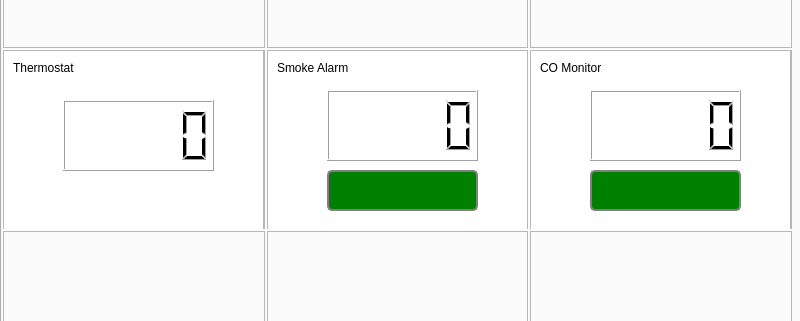
Before: the Qt Designer form HomeMonitoringSystem/mainwindow.ui in CampbellWest/Project3Group5, drawn with Qt 5; both pictures show x 0 to 800 and y 133 to 454 of the 800 by 600 pixel window.
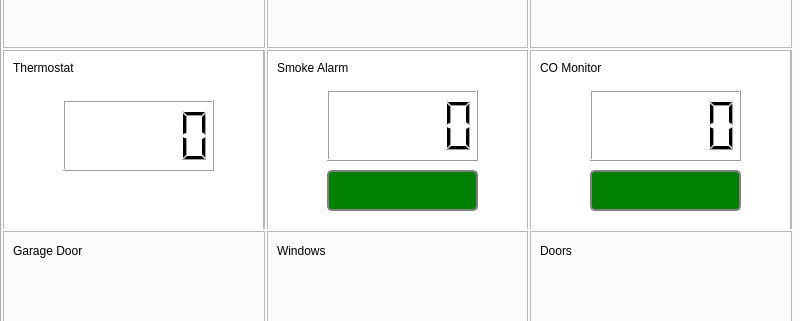
After: the same form once the commit is applied.

Commit message: Created individual header and source files for each object, and added code to each. Also added labels to individual display boxes within UI

```diff
--- a/HomeMonitoringSystem/mainwindow.ui
+++ b/HomeMonitoringSystem/mainwindow.ui
@@ -155,6 +155,19 @@
          <property name="frameShadow">
           <enum>QFrame::Shadow::Raised</enum>
          </property>
+         <widget class="QLabel" name="label_7">
+          <property name="geometry">
+           <rect>
+            <x>10</x>
+            <y>10</y>
+            <width>63</width>
+            <height>20</height>
+           </rect>
+          </property>
+          <property name="text">
+           <string>Windows</string>
+          </property>
+         </widget>
         </widget>
        </item>
        <item row="6" column="3">
@@ -165,6 +178,19 @@
          <property name="frameShadow">
           <enum>QFrame::Shadow::Raised</enum>
          </property>
+         <widget class="QLabel" name="label_8">
+          <property name="geometry">
+           <rect>
+            <x>10</x>
+            <y>10</y>
+            <width>63</width>
+            <height>20</height>
+           </rect>
+          </property>
+          <property name="text">
+           <string>Doors</string>
+          </property>
+         </widget>
         </widget>
        </item>
        <item row="4" column="1">
@@ -238,6 +264,19 @@
          <property name="frameShadow">
           <enum>QFrame::Shadow::Raised</enum>
          </property>
+         <widget class="QLabel" name="label_6">
+          <property name="geometry">
+           <rect>
+            <x>10</x>
+            <y>10</y>
+            <width>91</width>
+            <height>20</height>
+           </rect>
+          </property>
+          <property name="text">
+           <string>Garage Door</string>
+          </property>
+         </widget>
         </widget>
        </item>
        <item row="4" column="3">
@@ -296,7 +335,7 @@
            <rect>
             <x>10</x>
             <y>10</y>
-            <width>81</width>
+            <width>91</width>
             <height>16</height>
            </rect>
           </property>
@@ -329,7 +368,7 @@
            <rect>
             <x>10</x>
             <y>10</y>
-            <width>71</width>
+            <width>81</width>
             <height>16</height>
            </rect>
           </property>
```
Left out of the diff: 8 changed lines with no effect on the pictures. The commit also changes 15 other files.
